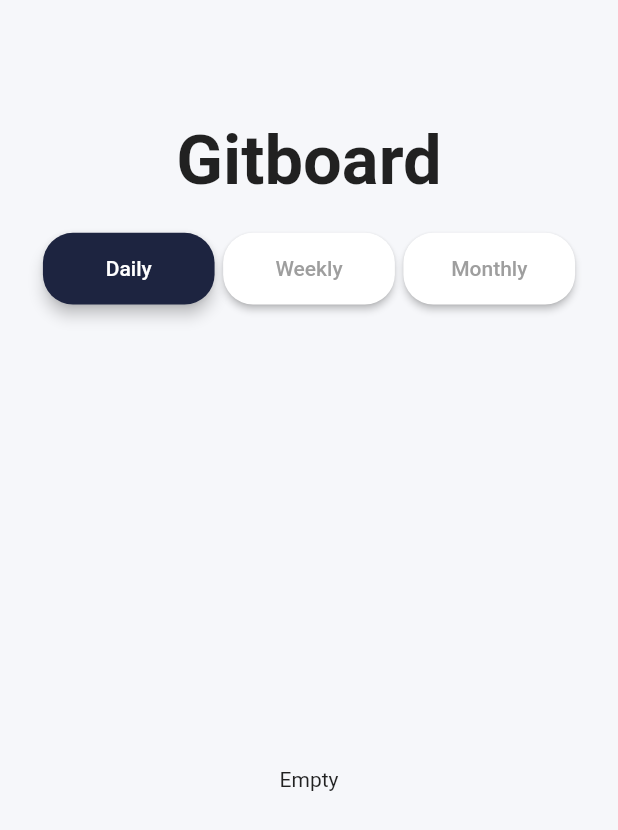
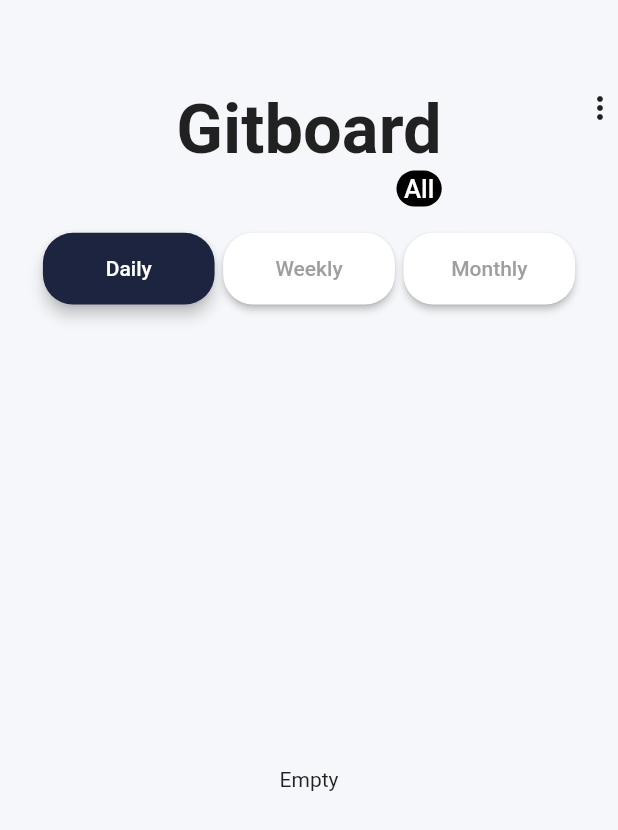
Before and after one commit to bhtri/flutter-github-trending, a Flutter app: the screen it shows after launch, on a phone screen of 412 x 824 dp. Shown: the top 830 px of the screen. Run offline on Flutter 3.47's test engine with Material 2 defaults, Android fonts, the light colour scheme and no system bars; our stand-ins replace dio, flutter_screenutil, rxdart; network calls fail.

Commit message:
➕ language label widget

```diff
--- a/lib/models/repository_language_model.dart
+++ b/lib/models/repository_language_model.dart
@@ -4,9 +4,9 @@ class RepositoryLanguageModel {
   String name;
 
   RepositoryLanguageModel({
-    required this.name,
-    required this.color,
-    required this.urlParam,
+    this.name = 'All',
+    this.color = '',
+    this.urlParam = '',
   });
 
   factory RepositoryLanguageModel.fromJson(Map<String, dynamic> json) {
--- a/lib/screens/chart_screen.dart
+++ b/lib/screens/chart_screen.dart
@@ -3,8 +3,10 @@ import 'package:flutter_screenutil/flutter_screenutil.dart';
 import 'package:gittrend/blocs/repository_bloc.dart';
 import 'package:gittrend/models/chart_model.dart';
 import 'package:gittrend/models/repository_model.dart';
+import 'package:gittrend/utils/constants.dart';
 import 'package:gittrend/widgets/chart_item.dart';
 import 'package:gittrend/widgets/group_button.dart';
+import 'package:gittrend/widgets/language_label.dart';
 import 'package:provider/provider.dart';
 
 class ChartScreen extends StatefulWidget {
@@ -52,13 +54,57 @@ class _ChartScreenState extends State<ChartScreen> {
           Container(
             margin: EdgeInsets.only(top: ScreenUtil().setHeight(50)),
             height: ScreenUtil().setHeight(80),
+            child: Stack(
+              children: [
+                Positioned(
+                  top: 0,
+                  right: 0,
+                  child: PopupMenuButton(
+                    onSelected: (value) {
+                      print(value);
+                    },
+                    child: Icon(Icons.more_vert),
+                    itemBuilder: (context) {
+                      return Constants.languages.map((language) {
+                        return PopupMenuItem(
+                          child: Text(language.name),
+                          value: language,
+                        );
+                      }).toList();
+                    },
+                  ),
+                ),
+                Align(
                   alignment: Alignment.center,
-            child: Text(
+                  child: Column(
+                    crossAxisAlignment: CrossAxisAlignment.end,
+                    children: [
+                      Text(
                         'Gitboard',
                         style: TextStyle(
                           fontSize: ScreenUtil().setSp(40),
                           fontWeight: FontWeight.bold,
                         ),
+                      ),
+                      StreamBuilder<Object>(
+                        stream: null,
+                        builder: (context, snapshot) {
+                          String language = 'All';
+                          String color = '#000000';
+
+                          if (snapshot.hasData) {
+                            // language = snapshot.data.language;
+                            // color = snapshot.data.color;
+                          }
+
+                          return LanguageLabel(
+                              color: color, language: language);
+                        },
+                      ),
+                    ],
+                  ),
+                )
+              ],
             ),
           ),
           Container(
--- /dev/null
+++ b/lib/widgets/language_label.dart
@@ -0,0 +1,29 @@
+import 'package:flutter/material.dart';
+import 'package:flutter_screenutil/flutter_screenutil.dart';
+import 'package:gittrend/utils/constants.dart';
+
+class LanguageLabel extends StatelessWidget {
+  final String color;
+  final String language;
+  const LanguageLabel({Key? key, required this.color, required this.language})
+      : super(key: key);
+
+  @override
+  Widget build(BuildContext context) {
+    return Container(
+      padding: EdgeInsets.symmetric(horizontal: 5, vertical: 2),
+      decoration: BoxDecoration(
+        color: Constants.fromHex(language.isEmpty ? '#000000' : color),
+        borderRadius: BorderRadius.circular(15),
+      ),
+      child: Text(
+        language.isEmpty ? 'Empty' : language,
+        style: TextStyle(
+          fontSize: ScreenUtil().setSp(15),
+          fontWeight: FontWeight.w500,
+          color: Colors.white,
+        ),
+      ),
+    );
+  }
+}
```
Lines whose indentation alone changed are shown as unchanged.
